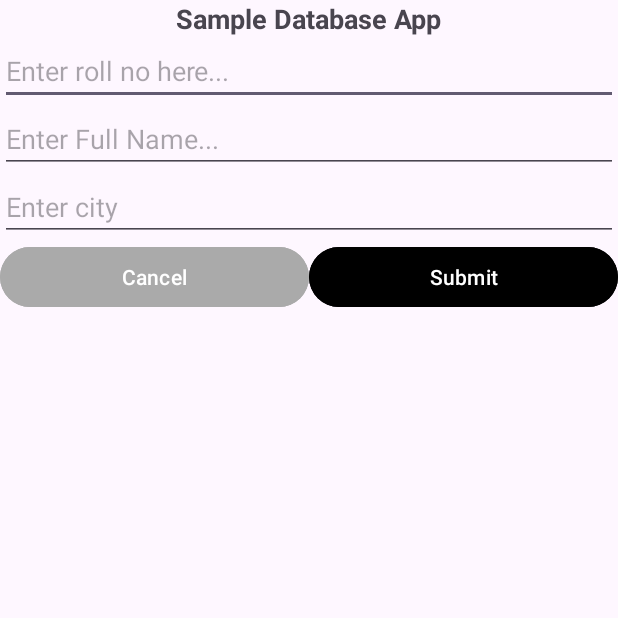
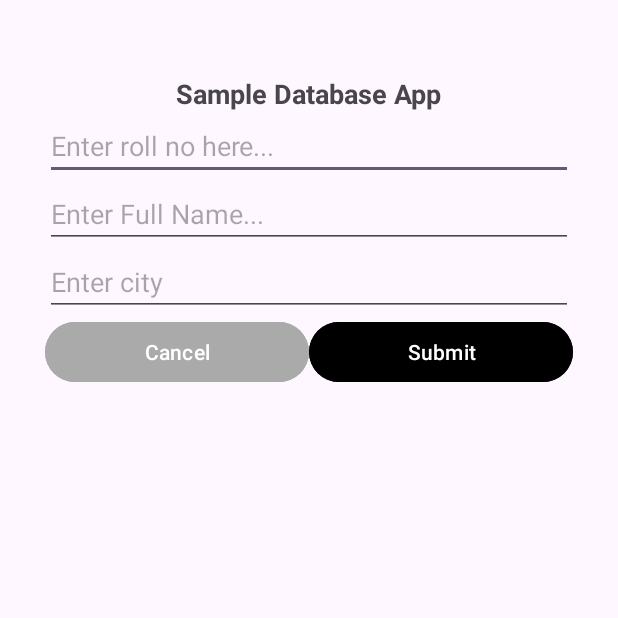
Before and after one commit to HBNakum/SQLite_Crude_Operation, an Android app: the screen it shows after launch (MainActivity), on a phone screen of 412 x 824 dp, the top half of it. Run offline under Robolectric (Android 15) with nearby library versions, the phone set to English and light mode, and no system bars.

Commit message:
Change Design

```diff
--- a/app/src/main/res/layout/activity_main.xml
+++ b/app/src/main/res/layout/activity_main.xml
@@ -6,6 +6,8 @@
     android:orientation="vertical"
     android:layout_width="match_parent"
     android:layout_height="match_parent"
+    android:layout_marginTop="50dp"
+    android:layout_marginHorizontal="30dp"
     tools:context=".MainActivity">
 
     <TextView
--- a/app/src/main/res/layout/item_student.xml
+++ b/app/src/main/res/layout/item_student.xml
@@ -3,6 +3,7 @@
     android:layout_width="match_parent"
     android:layout_height="wrap_content"
     android:orientation="vertical"
+    android:layout_marginHorizontal="10dp"
     android:padding="8dp">
 
     <TextView
```
